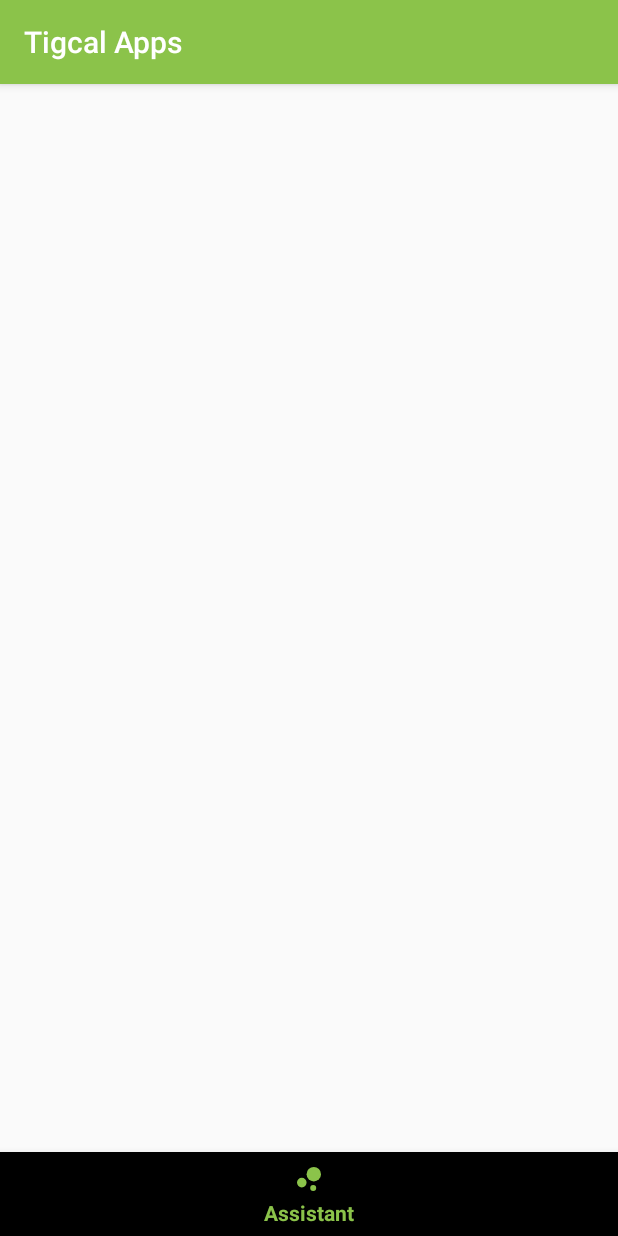
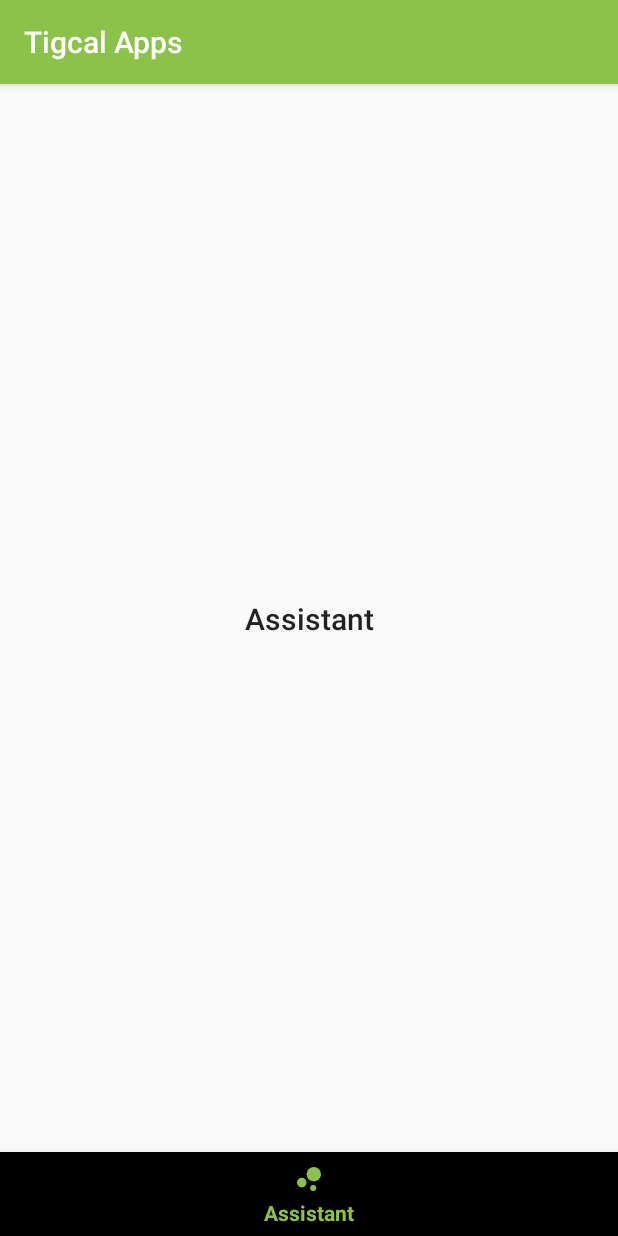
Before and after one commit to jomartigcal/tigcal-apps-android-app, an Android app: the screen it shows after launch (MainActivity), item 2 of the bottom bar chosen, on a phone screen of 412 x 824 dp. Run offline under Robolectric (Android 15) with nearby library versions, the light colour scheme and no system bars.

Commit message:
Adding click event on bottom navigation that will update the text above
Signed-off-by: Jomar Tigcal <jomar@tigcal.com>

```diff
--- a/app/src/main/java/com/tigcal/apps/MainActivity.java
+++ b/app/src/main/java/com/tigcal/apps/MainActivity.java
@@ -1,13 +1,42 @@
 package com.tigcal.apps;
 
 import android.os.Bundle;
+import android.support.annotation.NonNull;
+import android.support.design.widget.BottomNavigationView;
 import android.support.v7.app.AppCompatActivity;
+import android.view.MenuItem;
+import android.widget.TextView;
 
 public class MainActivity extends AppCompatActivity {
+
+    TextView textView;
 
     @Override
     protected void onCreate(Bundle savedInstanceState) {
         super.onCreate(savedInstanceState);
         setContentView(R.layout.activity_main);
+
+        textView = findViewById(R.id.text_view);
+
+        final BottomNavigationView bottomNavigationView = findViewById(R.id.bottom_navigation);
+        bottomNavigationView.setOnNavigationItemSelectedListener(new BottomNavigationView.OnNavigationItemSelectedListener() {
+            @Override
+            public boolean onNavigationItemSelected(@NonNull MenuItem item) {
+                switch (item.getItemId()) {
+                    case R.id.action_android:
+                        textView.setText(getString(R.string.menu_android));
+                        return true;
+                    case R.id.action_assistant:
+                        textView.setText(getString(R.string.menu_assistant));
+                        return true;
+                    case R.id.action_chrome:
+                        textView.setText(getString(R.string.menu_chrome));
+                        return true;
+                }
+
+                return false;
+            }
+        });
+
     }
 }
--- a/app/src/main/res/layout/activity_main.xml
+++ b/app/src/main/res/layout/activity_main.xml
@@ -5,6 +5,17 @@
     android:layout_width="match_parent"
     android:layout_height="match_parent"
     tools:context="com.tigcal.apps.MainActivity">
+
+    <TextView
+        android:id="@+id/text_view"
+        android:layout_width="wrap_content"
+        android:layout_height="wrap_content"
+        android:text="@string/menu_android"
+        android:textAppearance="@style/TextAppearance.AppCompat.Title"
+        app:layout_constraintBottom_toTopOf="@+id/bottom_navigation"
+        app:layout_constraintLeft_toLeftOf="parent"
+        app:layout_constraintRight_toRightOf="parent"
+        app:layout_constraintTop_toTopOf="parent" />
 
     <android.support.design.widget.BottomNavigationView
         android:id="@+id/bottom_navigation"
--- a/app/src/main/res/values/colors.xml
+++ b/app/src/main/res/values/colors.xml
@@ -8,4 +8,6 @@
     <color name="colorSecondaryText">#757575</color>
     <color name="colorIcons">#212121</color>
     <color name="colorDivider">#BDBDBD</color>
+
+    <color name="ic_launcher_background">#8BC34A</color>
 </resources>
--- a/app/src/main/res/values/ic_launcher_background.xml
+++ /dev/null
@@ -1,4 +0,0 @@
-<?xml version="1.0" encoding="utf-8"?>
-<resources>
-  <color name="ic_launcher_background">#8BC34A</color>
-</resources>
--- a/app/src/main/res/values/styles.xml
+++ b/app/src/main/res/values/styles.xml
@@ -2,7 +2,6 @@
 
     <!-- Base application theme. -->
     <style name="AppTheme" parent="Theme.AppCompat.Light.DarkActionBar">
-        <!-- Customize your theme here. -->
         <item name="colorPrimary">@color/colorPrimary</item>
         <item name="colorPrimaryDark">@color/colorPrimaryDark</item>
         <item name="colorAccent">@color/colorAccent</item>
```
